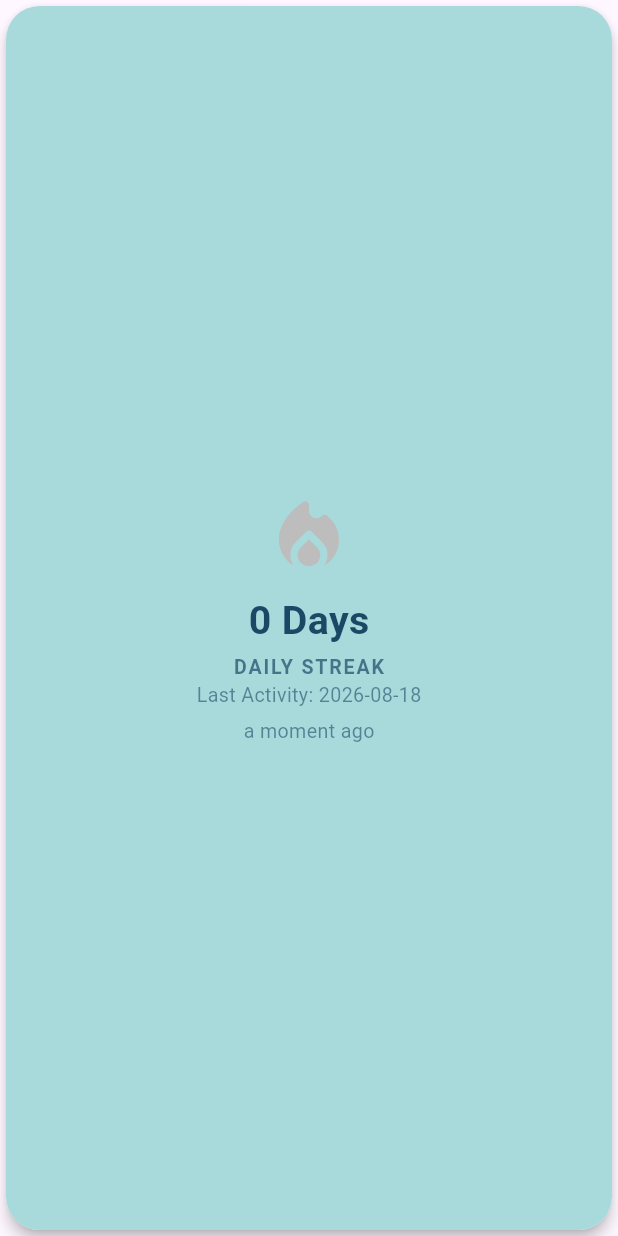
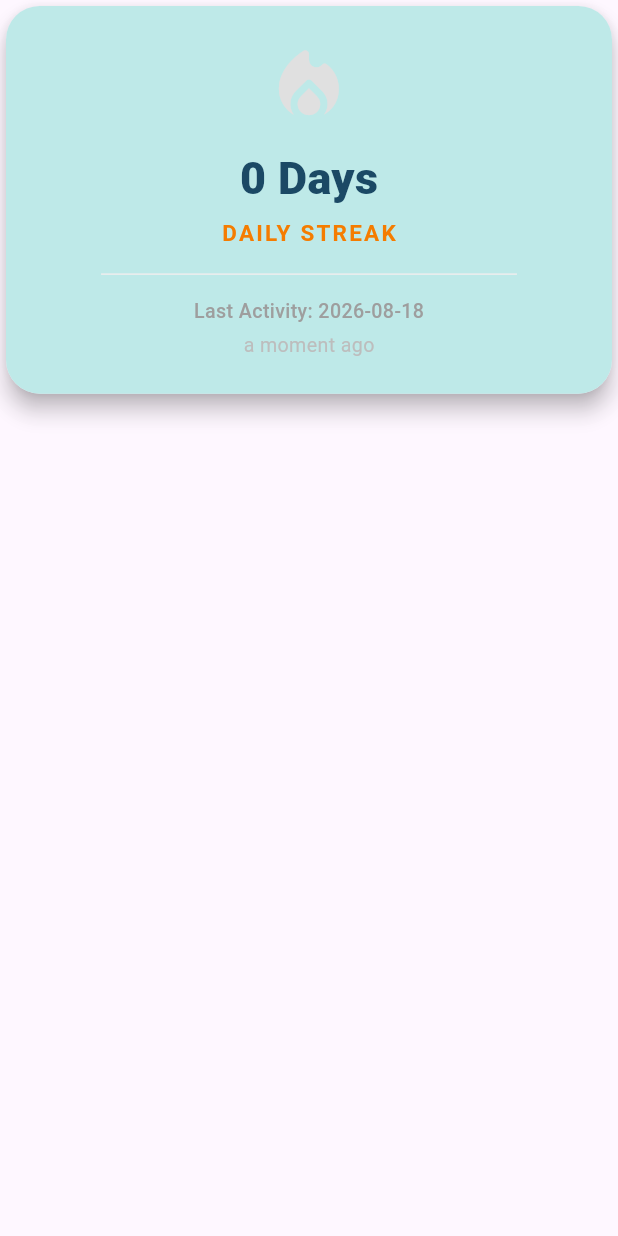
Before and after one commit to Ma3refa-GP-IEEE/ma3refa-mobile, a Flutter app: the DailyStreakWidget widget shown alone on an empty page, opened directly with empty values, on a phone screen of 412 x 824 dp. Run offline on Flutter 3.47's test engine with Material 3 defaults, Android fonts, the phone set to English and light mode, and no system bars; drawn by our look-alikes of flutter_animate; our stand-ins replace audioplayers, awesome_snackbar_content, carousel_slider, confetti, dartz, dio and 11 more; missing offline and left inert: flutter_splash_screen, hidable; accounts and stored records are empty; network calls fail.

Commit message:
refactor(profile): redesign profile screen UI to improve visual hierarchy

```diff
--- a/lib/features/home/presentation/screens/home_wraper_sereen.dart
+++ b/lib/features/home/presentation/screens/home_wraper_sereen.dart
@@ -79,7 +79,7 @@ class _HomeWrapperState extends State<HomeWrapper> {
       showShadow: true,
       angle: -10.0,
       drawerShadowsBackgroundColor: Colors.grey.shade300,
-      slideWidth: MediaQuery.of(context).size.width * 0.90,
+      slideWidth: MediaQuery.of(context).size.width * 0.80,
       menuBackgroundColor: AppColors.secondaryBackground,
     );
   }
--- a/lib/features/profile/presentation/widgets/daily_streak_widget.dart
+++ b/lib/features/profile/presentation/widgets/daily_streak_widget.dart
@@ -4,6 +4,7 @@ import 'package:easy_localization/easy_localization.dart';
 import 'package:flutter/material.dart';
 import 'package:flutter_animate/flutter_animate.dart';
 import 'package:flutter_screenutil/flutter_screenutil.dart';
+import 'package:lottie/lottie.dart';
 import 'package:ma3refa_mobile/core/services/get_it_services.dart';
 import 'package:ma3refa_mobile/core/utils/app_colors.dart';
 import 'package:ma3refa_mobile/core/utils/utils.dart';
@@ -31,107 +32,97 @@ class _DailyStreakWidgetState extends State<DailyStreakWidget> {
         : "";
     final bool isStreakActive = widget.streakCount > 0;
 
-    final Color activeFireColor = const Color(0xFFFF9E59);
-    final Color inactiveFireColor = Colors.grey.shade400;
-
-    Widget fireIcon = Icon(
-      Icons.local_fire_department_rounded,
-      size: 64.sp,
-      color: isStreakActive ? activeFireColor : inactiveFireColor,
-    );
-
-    if (isStreakActive) {
-      fireIcon = fireIcon
-          .animate(onPlay: (controller) => controller.repeat(reverse: true))
-          .scale(
-            begin: const Offset(1.0, 1.0),
-            end: const Offset(1.15, 1.15),
-            duration: 800.ms,
-            curve: Curves.easeInOut,
-          )
-          .shimmer(color: Colors.white.withOpacity(0.3), duration: 1.seconds);
-    }
-
     return InkWell(
       onTap: () {
         getIt<AudioService>().playAssetSound('sounds/streak_sound.mp3');
       },
-      child:
-          Card(
+      borderRadius: BorderRadius.circular(24.r),
+      child: Card(
+        elevation: 6,
         shape: RoundedRectangleBorder(
           borderRadius: BorderRadius.circular(24.r),
         ),
-                elevation: 4,
-                child: Container(
+        child:
+            Container(
                   width: double.infinity,
                   padding: EdgeInsets.symmetric(
-                    vertical: 20.r,
-                    horizontal: 40.r,
+                    vertical: 24.h,
+                    horizontal: 20.w,
                   ),
                   decoration: BoxDecoration(
-                    color: const Color(0xffA8DADC),
+                    color: AppColors.cardSurface,
                     borderRadius: BorderRadius.circular(24.r),
+                    boxShadow: [
+                      BoxShadow(
+                        color: Colors.black.withOpacity(0.04),
+                        blurRadius: 15,
+                        offset: const Offset(0, 8),
                       ),
-                  child: Center(
+                    ],
+                  ),
                   child: Column(
                     mainAxisSize: MainAxisSize.min,
                     children: [
-                        fireIcon,
-                        SizedBox(height: 8.h),
+                      isStreakActive
+                          ? Lottie.asset(
+                              'assets/lottie/fire.json',
+                              width: 80.w,
+                              height: 80.h,
+                              fit: BoxFit.contain,
+                            )
+                          : Icon(
+                              Icons.local_fire_department_rounded,
+                              size: 64.sp,
+                              color: Colors.grey.shade300,
+                            ),
+                      SizedBox(height: 12.h),
                       Text(
                         'days'.tr(
                           namedArgs: {'count': widget.streakCount.toString()},
                         ),
                         style: TextStyle(
-                            fontSize: 28.sp,
-                            fontWeight: FontWeight.bold,
+                          fontSize: 32.sp,
+                          fontWeight: FontWeight.w900,
                           color: AppColors.textDark,
                         ),
                       ),
                       SizedBox(height: 4.h),
                       Text(
-                          'daily_streak'.tr(),
+                        'daily_streak'.tr().toUpperCase(),
                         style: TextStyle(
-                            fontSize: 14.sp,
-                            fontWeight: FontWeight.w600,
-                            color: AppColors.textDark.withOpacity(0.7),
-                            letterSpacing: 1.2,
+                          fontSize: 16.sp,
+                          fontWeight: FontWeight.w700,
+                          color: Colors.orange.shade700,
+                          letterSpacing: 1.5,
                         ),
                       ),
-                        widget.lastActivity != null
-                            ? Column(
-                                children: [
-                                  Align(
-                                    alignment: Alignment.center,
-                                    child: Text(
+                      if (widget.lastActivity != null) ...[
+                        SizedBox(height: 10.h),
+                        Divider(
+                          color: Colors.grey.shade200,
+                          thickness: 1,
+                          indent: 40.w,
+                          endIndent: 40.w,
+                        ),
+                        SizedBox(height: 8.h),
+                        Text(
                           "Last Activity: $timeFormated",
                           style: TextStyle(
                             fontSize: 14.sp,
-                                        color: AppColors.textDark.withOpacity(
-                                          0.6,
+                            color: Colors.grey.shade500,
+                            fontWeight: FontWeight.w500,
                           ),
                         ),
-                                    ),
-                                  ),
-                                  SizedBox(height: 5.h),
-                                  Align(
-                                    alignment: Alignment.center,
-                                    child: Text(
+                        SizedBox(height: 4.h),
+                        Text(
                           timeago.format(widget.lastActivity!),
                           style: TextStyle(
                             fontSize: 14.sp,
-                                        color: AppColors.textDark.withOpacity(
-                                          0.6,
-                                        ),
-                                      ),
+                            color: Colors.grey.shade400,
                           ),
                         ),
                       ],
-                              )
-                            : SizedBox.shrink(),
                     ],
-                    ),
-                  ),
                   ),
                 )
                 .animate()
@@ -141,6 +132,7 @@ class _DailyStreakWidgetState extends State<DailyStreakWidget> {
                   curve: Curves.easeOutBack,
                   duration: 400.ms,
                 ),
+      ),
     );
   }
 }
--- a/lib/features/profile/presentation/widgets/quiz_history_card.dart
+++ b/lib/features/profile/presentation/widgets/quiz_history_card.dart
@@ -89,7 +89,7 @@ class QuizHistoryCard extends StatelessWidget {
       onTap: onTap,
       child: Card(
         margin: EdgeInsets.symmetric(horizontal: 16.w, vertical: 8.h),
-        elevation: 0,
+        elevation: 4,
         shape: RoundedRectangleBorder(
           side: BorderSide(color: Colors.grey.shade200, width: 1.w),
           borderRadius: BorderRadius.circular(24.r),
--- a/lib/features/profile/presentation/widgets/star_rating_widget.dart
+++ b/lib/features/profile/presentation/widgets/star_rating_widget.dart
@@ -39,7 +39,7 @@ class StarRatingWidget extends StatelessWidget {
     final Color greenBar = const Color(0xFF23974A);
 
     return Card(
-      elevation: 8,
+      elevation: 20,
       shadowColor: Colors.black45,
       color: cardBackground,
       shape: RoundedRectangleBorder(borderRadius: BorderRadius.circular(20.r)),
--- a/pubspec.yaml
+++ b/pubspec.yaml
@@ -58,6 +58,7 @@ dependencies:
   glassmorphism: ^3.0.0
   hidable: ^1.0.6
   flutter_zoom_drawer: ^3.2.0
+  lottie: ^3.5.1
 
 dev_dependencies:
   flutter_test:
```
Also changed, not shown: assets/lottie/fire.json (added, +1 -0 lines), lib/features/home/presentation/widgets/custome_drawer.dart (+6 -1 lines), lib/features/profile/presentation/widgets/summary_widget.dart (+62 -61 lines), lib/features/profile/presentation/widgets/user_card_widget.dart (+123 -61 lines), pubspec.lock. Lines whose indentation alone changed are shown as unchanged.
